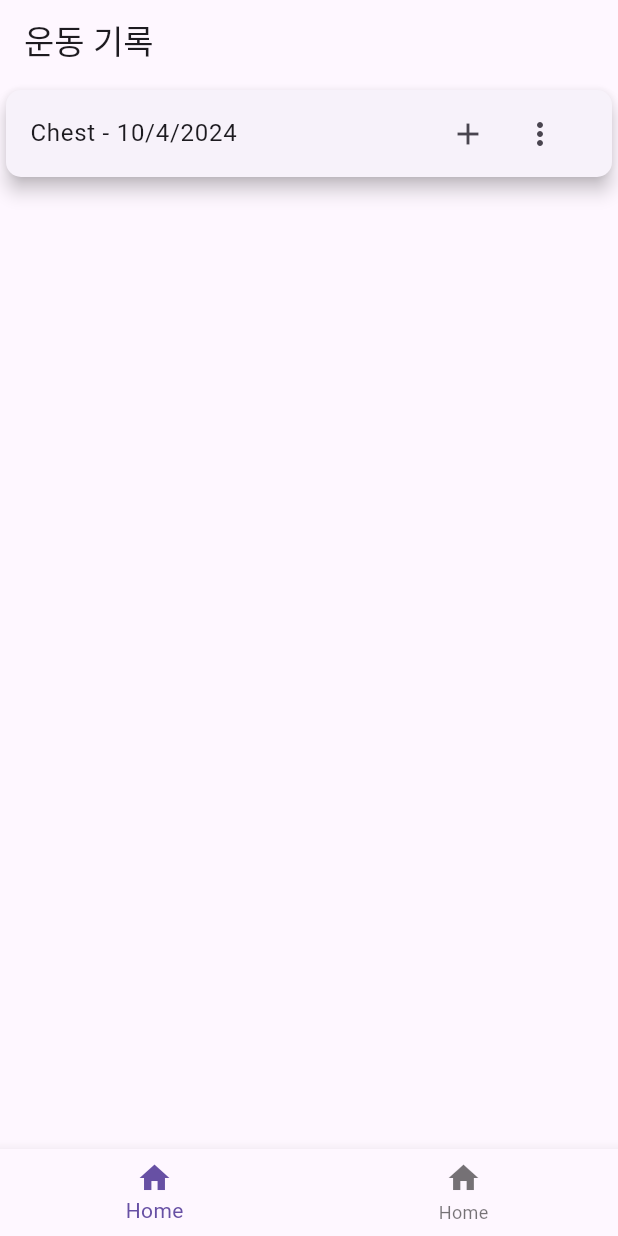
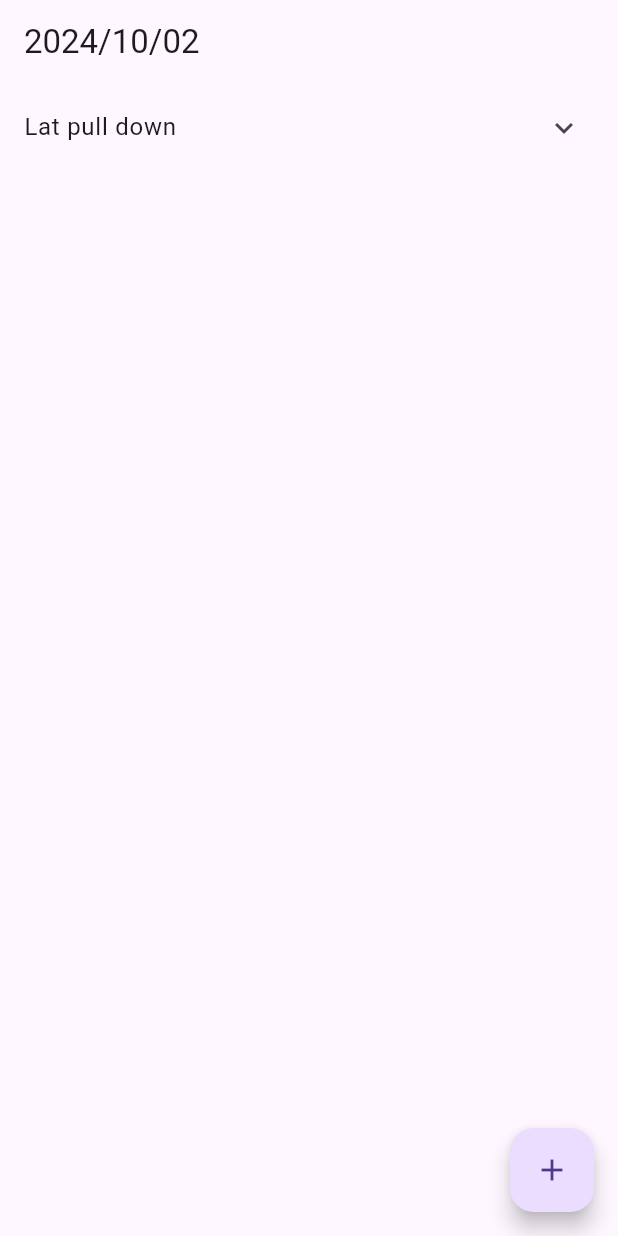
Before and after one commit to guswls6212/health_record, a Flutter app: the screen it shows after launch, on a phone screen of 412 x 824 dp. Run offline on Flutter 3.47's test engine with Material 3 defaults, Android fonts, the light colour scheme and no system bars; generated files the repository leaves out were written again.

Commit message:
workout list화면 대략적으로 구성완료

```diff
--- a/lib/main.dart
+++ b/lib/main.dart
@@ -1,4 +1,5 @@
 import 'package:flutter/material.dart';
+import 'package:health_record/src/workout_screen.dart';
 
 import 'src/app.dart';
 import 'src/settings/settings_controller.dart';
@@ -33,7 +34,8 @@ class CalendarCheck extends StatelessWidget {
         //   colorScheme: ColorScheme.fromSeed(seedColor: Colors.deepPurple),
         //   useMaterial3: true,
         // ),
-        home: WorkoutList()
+        home: WorkoutScreen()
+        // WorkoutList()
         // StepCalendar()
 
         // BasicCalendar(),
--- /dev/null
+++ b/lib/src/model/exercise.dart
@@ -0,0 +1,19 @@
+class Exercise {
+  final String name;
+  final List<Set> sets;
+
+  Exercise({required this.name, required this.sets});
+}
+
+class Set {
+  final int set;
+  final double weight;
+  final int reps;
+  final double rm;
+
+  Set(
+      {required this.set,
+      required this.weight,
+      required this.reps,
+      required this.rm});
+}
--- /dev/null
+++ b/lib/src/workout_screen.dart
@@ -0,0 +1,95 @@
+import './model/exercise.dart'; // exercise.dart 파일 import
+import 'package:flutter/material.dart';
+
+class SetCard extends StatelessWidget {
+  final int set;
+  final double weight;
+  final int reps;
+  final double rm;
+
+  const SetCard({
+    Key? key,
+    required this.set,
+    required this.weight,
+    required this.reps,
+    required this.rm,
+  }) : super(key: key);
+
+  @override
+  Widget build(BuildContext context) {
+    return ListTile(
+      title: Row(
+        children: [
+          Expanded(child: Center(child: Text('$set'))),
+          Expanded(child: Center(child: Text('$weight kg'))),
+          Expanded(child: Center(child: Text('$reps'))),
+          Expanded(child: Center(child: Text('$rm kg'))),
+        ],
+      ),
+      trailing: IconButton(
+        icon: Icon(Icons.delete),
+        onPressed: () {
+          // 세트 삭제 로직 (예: Provider를 사용하여 상태 변경)
+          // Provider.of<ExerciseModel>(context, listen: false).deleteSet(index);
+        },
+      ),
+    );
+  }
+}
+
+class WorkoutScreen extends StatelessWidget {
+  // 운동 데이터 (예시)
+  final List<Exercise> exercises = [
+    Exercise(
+      name: 'Lat pull down',
+      sets: [
+        Set(set: 1, weight: 43.0, reps: 15, rm: 59.13),
+        // ...
+      ],
+    ),
+    // ... 다른 운동 추가
+  ];
+
+  @override
+  Widget build(BuildContext context) {
+    return Scaffold(
+      appBar: AppBar(
+        title: Text('2024/10/02'),
+      ),
+      body: ListView.builder(
+        itemCount: exercises.length,
+        itemBuilder: (context, index) {
+          final exercise = exercises[index];
+          //TODO:여기 CARD위젯으로 바꿔보는게 좋을듯?
+          return ExpansionTile(title: Text(exercise.name), children: [
+            const Row(
+              children: [
+                Expanded(child: Center(child: Text('Set'))),
+                Expanded(child: Center(child: Text('Weight'))),
+                Expanded(child: Center(child: Text('Reps'))),
+                Expanded(child: Center(child: Text('RM'))),
+                Expanded(child: SizedBox()),
+              ],
+            ),
+            Column(
+              children: exercise.sets
+                  .map<Widget>((set) => SetCard(
+                        set: exercise.sets.indexOf(set) + 1,
+                        weight: set.weight,
+                        reps: set.reps,
+                        rm: set.rm,
+                      ))
+                  .toList(),
+            )
+          ]);
+        },
+      ),
+      floatingActionButton: FloatingActionButton(
+        onPressed: () {
+          // 운동 추가 기능 구현
+        },
+        child: Icon(Icons.add),
+      ),
+    );
+  }
+}
```
